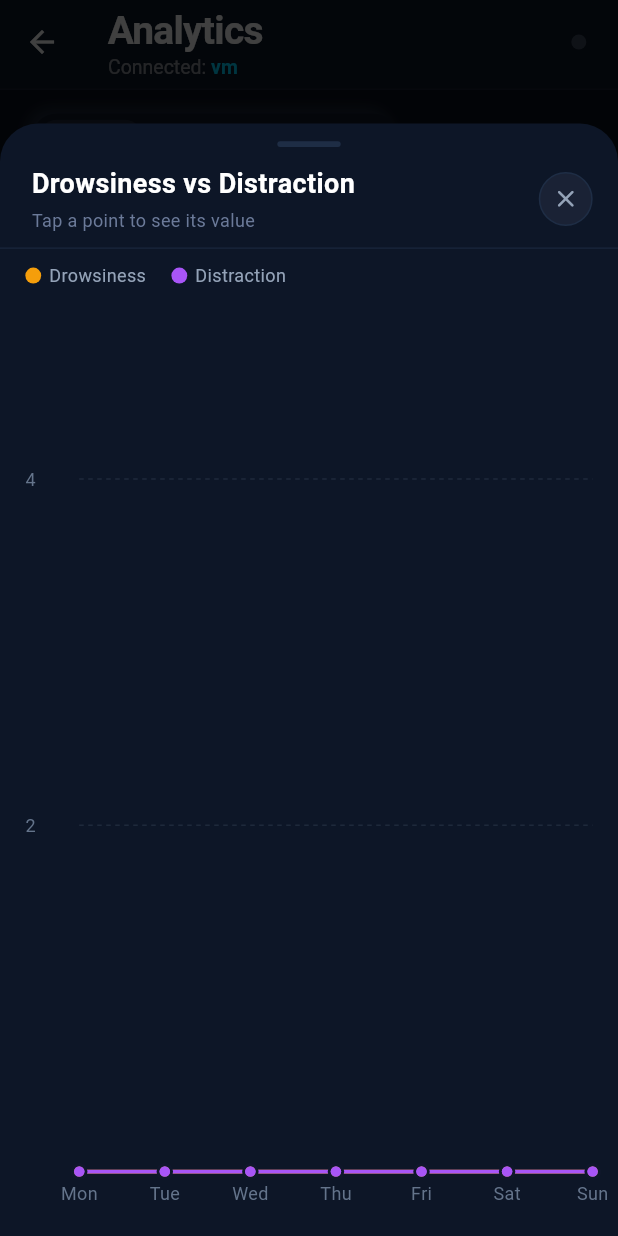
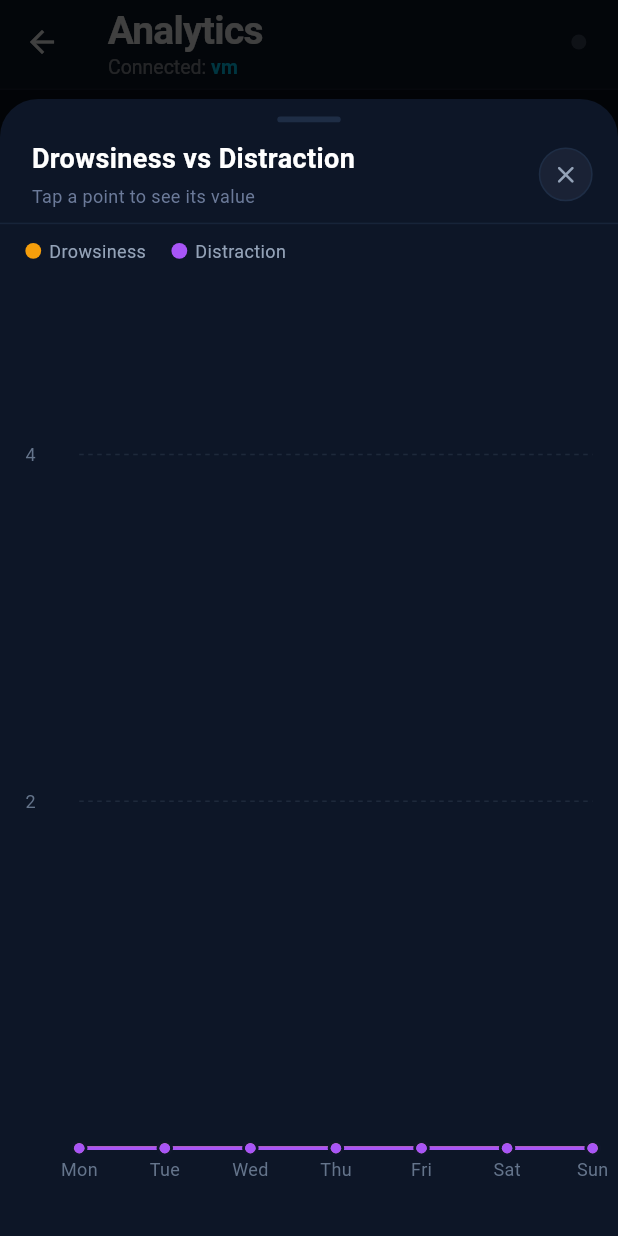
Before and after one commit to JulianaMancera/DriverMonitoringSystem, a Flutter app: the MainShell screen opened directly, item 3 of the bottom bar chosen, after a tap on "Drowsiness vs Distraction Trends", on a phone screen of 412 x 824 dp. Run offline on Flutter 3.47's test engine with Material 3 defaults, Android fonts, the phone set to English and light mode, and no system bars; drawn by our look-alikes of fl_chart; our stand-ins replace audioplayers, camera, device_info_plus, flutter_local_notifications, flutter_riverpod, package_info_plus and 2 more; missing offline and left inert: flutter_foreground_task, tflite_flutter, volume_controller; accounts and stored records are empty; Roboto replaces fonts that are missing (SF Pro Display).

Commit message:
fix safety score history graph cropped and expand graphs bottom issue in analytics

```diff
--- a/drivermonitorngsystem/lib/screens/analytics_screen.dart
+++ b/drivermonitorngsystem/lib/screens/analytics_screen.dart
@@ -340,9 +340,9 @@ class _LineCard extends StatelessWidget {
                   style: TextStyle(color: const Color(0xFF475569),
                       fontSize: ctx.sp(10))),
             ]),
-            SizedBox(height: MediaQuery.of(ctx).padding.bottom),
+            SizedBox(height: ctx.rs(8)),
           ] : [
-            SizedBox(height: MediaQuery.of(ctx).padding.bottom),
+            SizedBox(height: ctx.rs(8)),
           ]),
         ]),
       ),
@@ -565,6 +565,7 @@ class _BarCard extends StatelessWidget {
                 style: TextStyle(color: const Color(0xFF475569),
                     fontSize: ctx.sp(10))),
           ]),
+          SizedBox(height: ctx.rs(8)),
         ]),
       ),
     );
@@ -673,9 +674,7 @@ class _BarCard extends StatelessWidget {
     for (final r in hourlyDist) {
       m[r['hour'] as int] = r['count'] as int;
     }
-    return List.generate(24, (h) => {'hour': h, 'count': m[h] ?? 0})
-        .where((r) => (r['count'] as int) > 0 || (r['hour'] as int) >= 6)
-        .toList();
+    return List.generate(24, (h) => {'hour': h, 'count': m[h] ?? 0});
   }
 
   static String _hLabel(int h) {
@@ -789,8 +788,11 @@ class _ChartModal extends StatelessWidget {
   Widget build(BuildContext context) {
     final landscape =
         MediaQuery.of(context).orientation == Orientation.landscape;
-    final h = MediaQuery.of(context).size.height *
-        (landscape ? 0.95 : 0.90);
+    final mq = MediaQuery.of(context);
+    // Use 0.92 in portrait so the modal is taller, giving the chart and
+    // the bottom hint row more room on all devices (including Samsung with
+    // button-style navigation).
+    final h = mq.size.height * (landscape ? 0.95 : 0.92);
 
     return Container(
       height: h,
@@ -844,7 +846,11 @@ class _ChartModal extends StatelessWidget {
           child: Padding(
             padding: EdgeInsets.fromLTRB(
                 context.rp(16), 0, context.rp(16),
-                context.rs(16) + MediaQuery.of(context).padding.bottom),
+                // useSafeArea:true positions the sheet above the nav bar and
+                // sets padding.bottom = 0 inside the modal; use a larger fixed
+                // clearance so the bottom hint/label is never flush with the
+                // sheet edge on small or button-nav devices.
+                context.rs(24)),
             child: child,
           ),
         ),
```
Also changed, not shown: drivermonitorngsystem/lib/screens/dashboard_screen.dart (+24 -14 lines).
